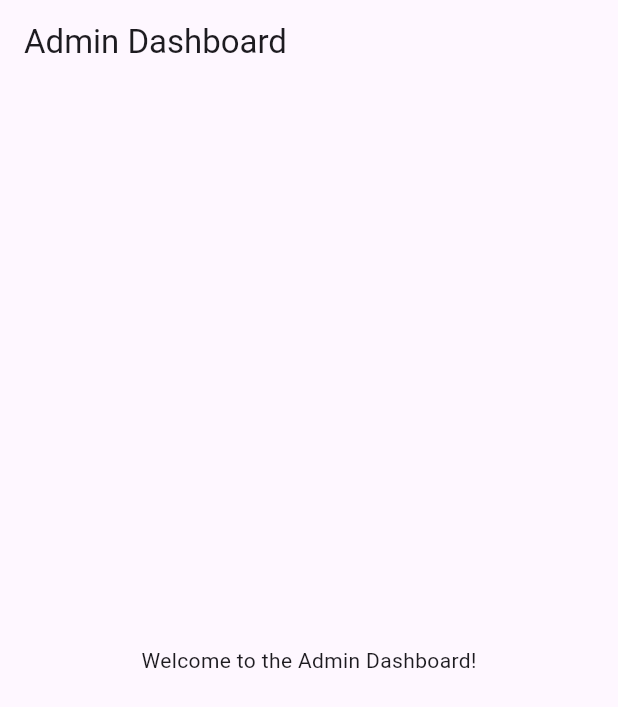
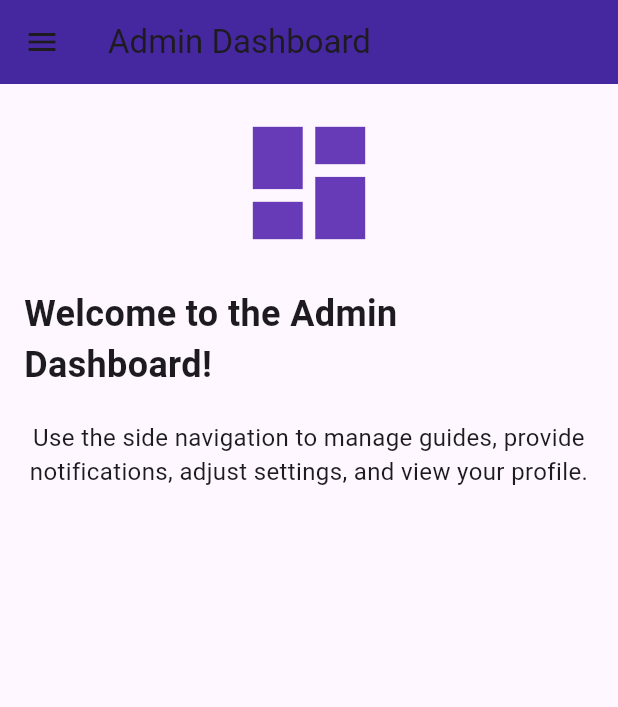
Before and after one commit to Abhi-lash27/Fixmate, a Flutter app: the AdminDashboardPage screen opened directly, on a phone screen of 412 x 824 dp. Shown: the top 707 px of the screen. Run offline on Flutter 3.47's test engine with Material 3 defaults, Android fonts, the phone set to English and light mode, and no system bars; our stand-ins replace cloud_firestore, firebase_auth, firebase_core, firebase_storage, font_awesome_flutter, image_picker; accounts and stored records are empty.

Commit message:
added forgotpassword and email verification and admin add_guide_page has been created

```diff
--- a/lib/pages/admin_dashboard_page.dart
+++ b/lib/pages/admin_dashboard_page.dart
@@ -1,4 +1,8 @@
 import 'package:flutter/material.dart';
+import 'add_guide_page.dart'; // Add Guide page
+import 'providenotification_page.dart'; // Provide Notification page
+import 'settings_page.dart'; // Settings page
+import 'profile_page.dart'; // Profile page
 
 class AdminDashboardPage extends StatelessWidget {
   const AdminDashboardPage({super.key});
@@ -6,8 +10,95 @@ class AdminDashboardPage extends StatelessWidget {
   @override
   Widget build(BuildContext context) {
     return Scaffold(
-      appBar: AppBar(title: Text('Admin Dashboard')),
-      body: Center(child: Text('Welcome to the Admin Dashboard!')),
+      appBar: AppBar(
+        title: const Text('Admin Dashboard'),
+        backgroundColor: Colors.deepPurple.shade800,
+      ),
+      drawer: Drawer(
+        backgroundColor: Colors.deepPurple.shade100,
+        child: ListView(
+          children: [
+            const DrawerHeader(
+              decoration: BoxDecoration(
+                color: Colors.deepPurple,
+              ),
+              child: Text(
+                'Admin Dashboard',
+                style: TextStyle(color: Colors.white, fontSize: 24),
+              ),
+            ),
+            ListTile(
+              leading: const Icon(Icons.add),
+              title: const Text('Add Guide'),
+              onTap: () {
+                // Navigate to Add Guide page
+                Navigator.push(
+                  context,
+                  MaterialPageRoute(builder: (context) => const AddGuidePage()),
+                );
+              },
+            ),
+            ListTile(
+              leading: const Icon(Icons.notifications),
+              title: const Text('Provide Notification'),
+              onTap: () {
+                // Navigate to Provide Notification page
+                Navigator.push(
+                  context,
+                  MaterialPageRoute(builder: (context) => const ProvideNotificationPage()),
+                );
+              },
+            ),
+            ListTile(
+              leading: const Icon(Icons.settings),
+              title: const Text('Settings'),
+              onTap: () {
+                // Navigate to Settings page
+                Navigator.push(
+                  context,
+                  MaterialPageRoute(builder: (context) => const SettingsPage()),
+                );
+              },
+            ),
+            ListTile(
+              leading: const Icon(Icons.account_circle),
+              title: const Text('Profile'),
+              onTap: () {
+                // Navigate to Profile page
+                Navigator.push(
+                  context,
+                  MaterialPageRoute(builder: (context) => const ProfilePage()),
+                );
+              },
+            ),
+          ],
+        ),
+      ),
+      body: Center(
+        child: Padding(
+          padding: const EdgeInsets.all(16.0),
+          child: Column(
+            children: [
+              const Icon(
+                Icons.dashboard,
+                size: 100,
+                color: Colors.deepPurple,
+              ),
+              const SizedBox(height: 20),
+              const Text(
+                'Welcome to the Admin Dashboard!',
+                style: TextStyle(fontSize: 24, fontWeight: FontWeight.bold),
+              ),
+              const SizedBox(height: 20),
+              const Text(
+                'Use the side navigation to manage guides, provide notifications, adjust settings, and view your profile.',
+                textAlign: TextAlign.center,
+                style: TextStyle(fontSize: 16),
+              ),
+            ],
+          ),
+        ),
+      ),
     );
   }
 }
--- a/lib/pages/signup_page.dart
+++ b/lib/pages/signup_page.dart
@@ -28,7 +28,6 @@ class _SignUpPageState extends State<SignUpPage> {
     }
   }
 
-
   Future<void> _signUp() async {
     if (_formKey.currentState!.validate()) {
       try {
@@ -42,12 +41,14 @@ class _SignUpPageState extends State<SignUpPage> {
         User? user = _auth.currentUser;
         if (user != null) {
           await createUserDocument(user); // Create user document if not exists
-        }
+          // Send email verification
+          await user.sendEmailVerification();
 
           ScaffoldMessenger.of(context).showSnackBar(
-          SnackBar(content: Text("Account created successfully!")),
+            SnackBar(content: Text("Account created successfully! Please verify your email.")),
           );
           Navigator.pop(context); // Go back to the previous screen (Sign-in page)
+        }
       } catch (e) {
         ScaffoldMessenger.of(context).showSnackBar(
           SnackBar(content: Text("Sign up failed: ${e.toString()}")),
```
Also changed, not shown: lib/pages/add_guide_page.dart (added, +244 -0 lines), lib/pages/forgotpassword.dart (added, +78 -0 lines), lib/pages/login_page.dart (+14 -2 lines), lib/pages/providenotification_page.dart (added, +32 -0 lines). Lines whose indentation alone changed are shown as unchanged.
